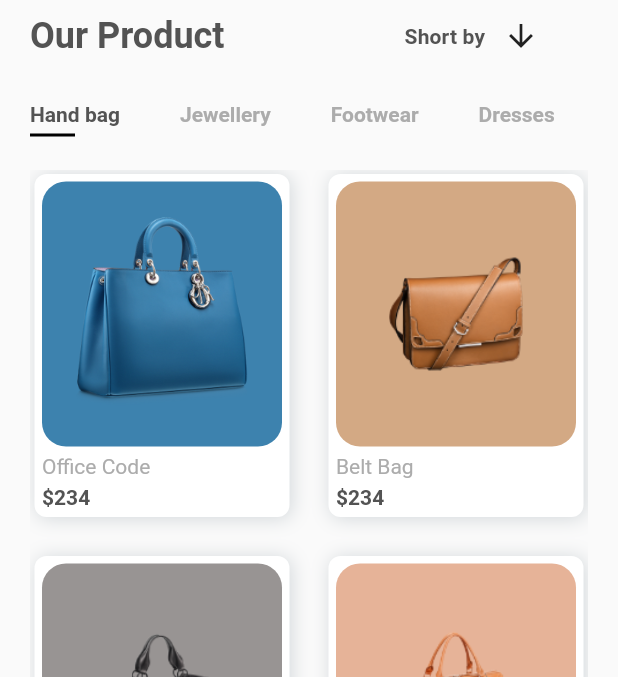
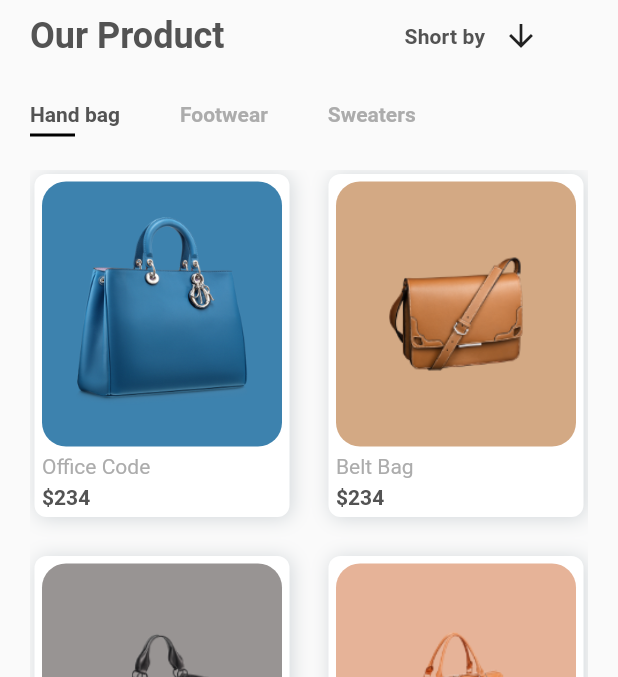
Before and after one commit to iqbalms-siswanto/shop_app, a Flutter app: the screen it shows after launch, on a phone screen of 412 x 824 dp, the part 84-761 px from its top. Run offline on Flutter 3.47's test engine with Material 2 defaults, Android fonts, the phone set to English and light mode, and no system bars; our stand-ins replace flutter_svg; Roboto replaces fonts that are missing (WorkSans).

Commit message:
categories commit

```diff
--- a/lib/screens/home/components/categorries.dart
+++ b/lib/screens/home/components/categorries.dart
@@ -10,7 +10,7 @@ class Categories extends StatefulWidget {
 }
 
 class _CategoriesState extends State<Categories> {
-  List<String> categories = ["Hand bag", "Jewellery", "Footwear", "Dresses"];
+  List<String> categories = ["Hand bag", "Footwear", "Sweaters"];
   // By default our first item will be selected
   int selectedIndex = 0;
   @override
```
